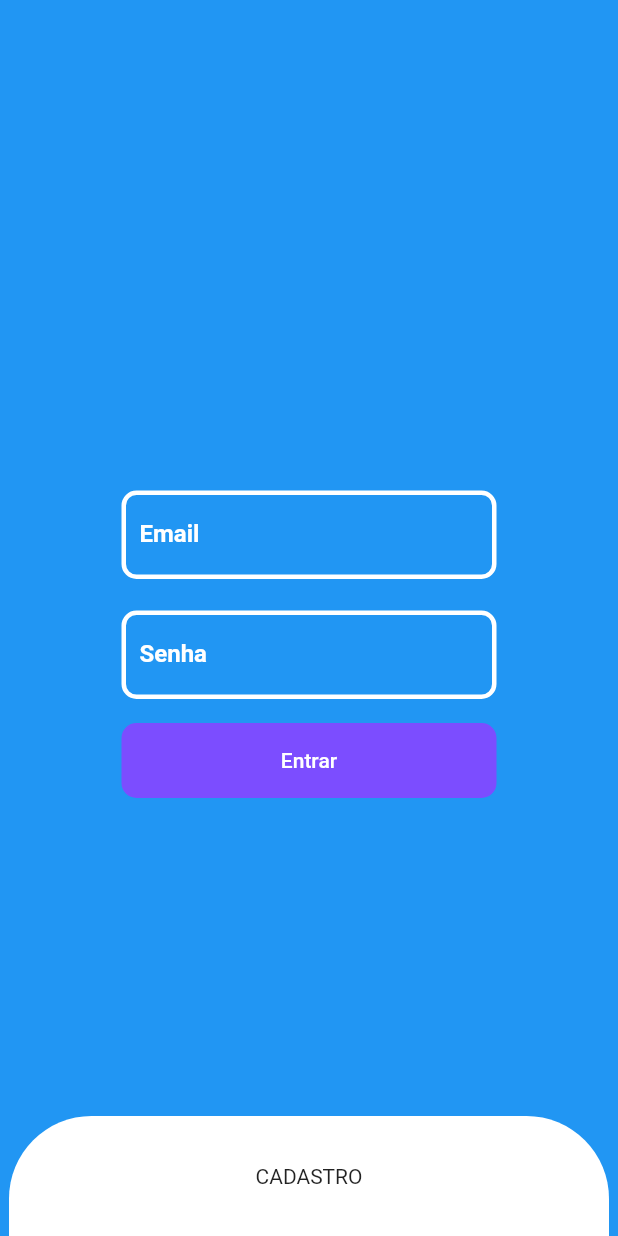
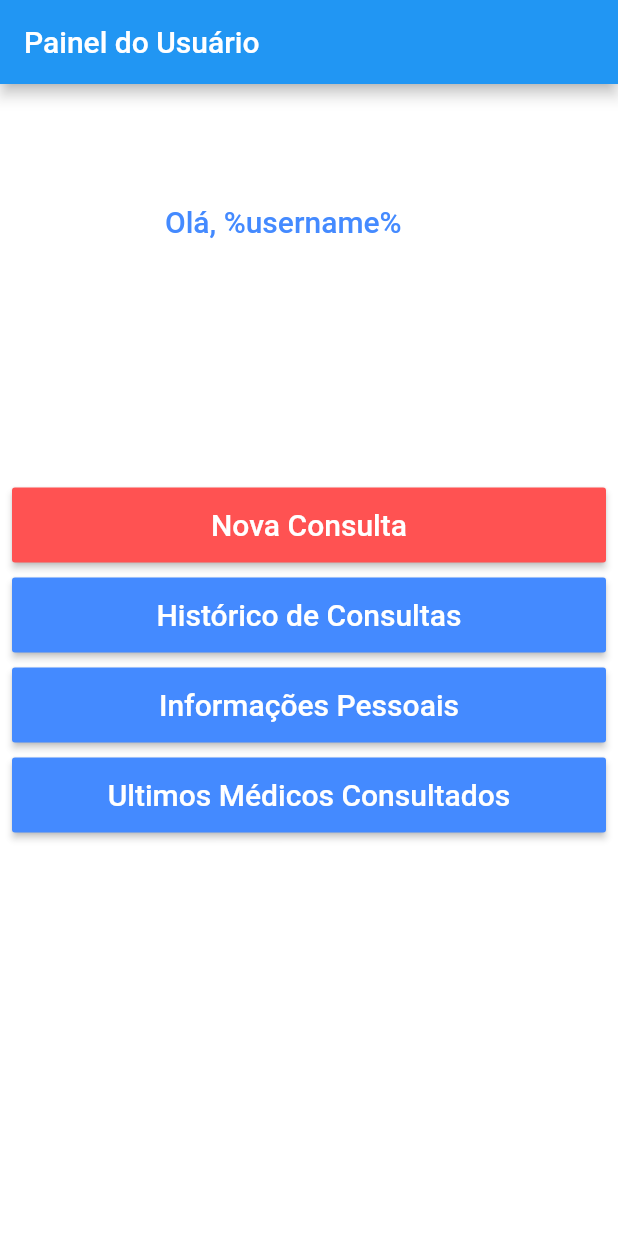
Before and after one commit to rafaeluis1/SalveTempo-FrontEnd, a Flutter app: the screen it shows after launch, after a tap on "Entrar", on a phone screen of 412 x 824 dp. Run offline on Flutter 3.47's test engine with Material 2 defaults, Android fonts, the phone set to English and light mode, and no system bars; our stand-ins replace date_format; network calls fail.

Commit message:
Tela de Usuário e Anamnese Finalizadas

```diff
--- a/lib/screens/homepage.dart
+++ b/lib/screens/homepage.dart
@@ -4,8 +4,8 @@ import 'package:flutter/material.dart';
 import 'package:salvetempo/models/paciente.dart';
 import 'package:flutter/services.dart';
 import 'package:salvetempo/service/login.dart';
+import 'package:salvetempo/screens/userpanel.dart';
 import 'package:http/http.dart' as http;
-import 'package:salvetempo/service/pacienteService.dart';
 import 'package:salvetempo/screens/signup.dart';
 import 'package:salvetempo/widget/SlideCadastro.dart';
 
@@ -16,20 +16,12 @@ class HomePage extends StatefulWidget {
 
 class _HomePageState extends State<HomePage> {
   bool selected = true;
-  DateTime _dateInfo = DateTime.now();
   String dateText = "Data de Nascimento";
   FocusNode loginFocus;
 
-  var nomeCrtl = TextEditingController();
-  var datanascCrtl = TextEditingController();
-  var emailCrtl = TextEditingController();
-  var passCrtl = TextEditingController();
-  var confirmPassCrtl = TextEditingController();
-  var sexoCrtl = TextEditingController();
   var emailuserCrtl = TextEditingController();
   var passuserCrtl = TextEditingController();
   var loginService = LoginService();
-  var pacienteService = PacienteService();
 
   Future<Token> futureToken;
   Future<Usuario> futureUsuario;
@@ -37,48 +29,6 @@ class _HomePageState extends State<HomePage> {
   Future<Paciente> futurePaciente;
 
   String sexoSelected;
-
-  void add() async {
-    String email = emailCrtl.text;
-    String nome = nomeCrtl.text;
-    String sexo = sexoCrtl.text;
-    String dataNasc = datanascCrtl.text;
-
-    futureUsuario = pacienteService.cadastroUsuario(
-        email, nome, passCrtl.text, confirmPassCrtl.text);
-
-    futureUsuario.then((result) {
-      if (result == null) {
-        print("Algum campo é inválido");
-      } else {
-        futureUsuarioGet = pacienteService.getUsuarioByEmail(email);
-
-        futureUsuarioGet.then((user) {
-          if (user == null) {
-            print("Usuário inválido.");
-          } else {
-            futurePaciente = pacienteService.cadastroPaciente(
-                user.id, user.username, sexo, dataNasc);
-
-            futurePaciente.then((paciente) {
-              if (user == null) {
-                print("Paciente inválido.");
-              } else {
-                print(paciente.toJson());
-              }
-            });
-          }
-        });
-      }
-    });
-
-    nomeCrtl.clear();
-    sexoCrtl.clear();
-    datanascCrtl.clear();
-    emailCrtl.clear();
-    passCrtl.clear();
-    confirmPassCrtl.clear();
-  }
 
   void login() async {
     futureToken = loginService.login(emailuserCrtl.text, passuserCrtl.text);
@@ -93,6 +43,12 @@ class _HomePageState extends State<HomePage> {
 
     emailuserCrtl.clear();
     passuserCrtl.clear();
+
+    Navigator.pushReplacement(
+        context,
+        MaterialPageRoute(
+            builder: (context) =>
+                UserPanel())); // Mudar essa linha pra dentro da validação
   }
 
   @override
@@ -261,7 +217,14 @@ class _HomePageState extends State<HomePage> {
                   width: 400,
                   child: Align(
                     alignment: Alignment.center,
-                    child: Text("CADASTRO"),
+                    child: Text(
+                      "CADASTRO",
+                      style: TextStyle(
+                        color: Colors.blueAccent,
+                        fontWeight: FontWeight.w500,
+                        fontSize: 20,
+                      ),
+                    ),
                   ),
                   decoration: BoxDecoration(
                     color: Colors.white,
--- /dev/null
+++ b/lib/screens/userpanel.dart
@@ -0,0 +1,107 @@
+import 'package:flutter/material.dart';
+import 'package:salvetempo/screens/anamnese.dart';
+
+class UserPanel extends StatefulWidget {
+  @override
+  _UserPanelState createState() => _UserPanelState();
+}
+
+class _UserPanelState extends State<UserPanel> {
+  @override
+  Widget build(BuildContext context) {
+    return Scaffold(
+      appBar: AppBar(title: Text("Painel do Usuário")),
+      body: Container(
+        width: double.maxFinite,
+        height: double.maxFinite,
+        child: Stack(
+          children: <Widget>[
+            Container(
+              color: Colors.white,
+            ),
+            Positioned(
+              top: 80,
+              left: 110,
+              child: Text(
+                "Olá, %username%",
+                style: TextStyle(
+                  color: Colors.blueAccent,
+                  fontWeight: FontWeight.w500,
+                  fontSize: 20,
+                ),
+              ),
+            ),
+            Center(
+              child: ButtonBar(
+                buttonHeight: 50,
+                buttonMinWidth: 400,
+                alignment: MainAxisAlignment.spaceBetween,
+                mainAxisSize: MainAxisSize.max,
+                children: <Widget>[
+                  new MaterialButton(
+                      color: Colors.redAccent,
+                      child: Text(
+                        "Nova Consulta",
+                        style: TextStyle(
+                          color: Colors.white,
+                          fontWeight: FontWeight.w500,
+                          fontSize: 20,
+                        ),
+                      ),
+                      onPressed: () {
+                        Navigator.push(
+                            context,
+                            MaterialPageRoute(
+                                builder: (context) => Anamnese()));
+                      }),
+                  SizedBox(
+                    height: 10,
+                  ),
+                  new MaterialButton(
+                      color: Colors.blueAccent,
+                      child: Text(
+                        "Histórico de Consultas",
+                        style: TextStyle(
+                          color: Colors.white,
+                          fontWeight: FontWeight.w500,
+                          fontSize: 20,
+                        ),
+                      ),
+                      onPressed: () {}),
+                  SizedBox(
+                    height: 10,
+                  ),
+                  new MaterialButton(
+                      color: Colors.blueAccent,
+                      child: Text(
+                        "Informações Pessoais",
+                        style: TextStyle(
+                          color: Colors.white,
+                          fontWeight: FontWeight.w500,
+                          fontSize: 20,
+                        ),
+                      ),
+                      onPressed: () {}),
+                  SizedBox(
+                    height: 10,
+                  ),
+                  new MaterialButton(
+                      color: Colors.blueAccent,
+                      child: Text(
+                        "Ultimos Médicos Consultados",
+                        style: TextStyle(
+                          color: Colors.white,
+                          fontWeight: FontWeight.w500,
+                          fontSize: 20,
+                        ),
+                      ),
+                      onPressed: () {}),
+                ],
+              ),
+            ),
+          ],
+        ),
+      ),
+    );
+  }
+}
```
Also changed, not shown: lib/screens/anamnese.dart (added, +130 -0 lines), lib/screens/signup.dart (+15 -9 lines).
